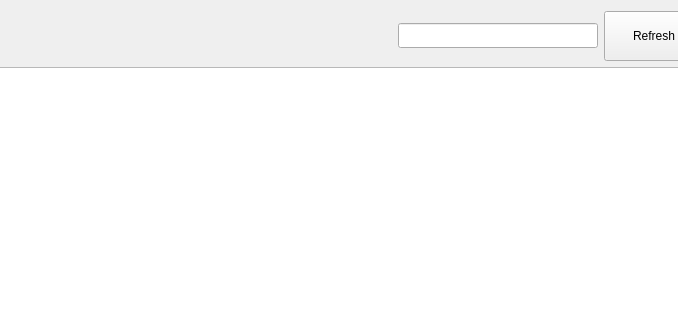
This is assets/ui/datasets.ui in jfnavarro/st_viewer as Qt 5 draws it before an edit; both pictures show x 190 to 868 and y 0 to 320 of the 1011 by 715 pixel window. The edited form follows.
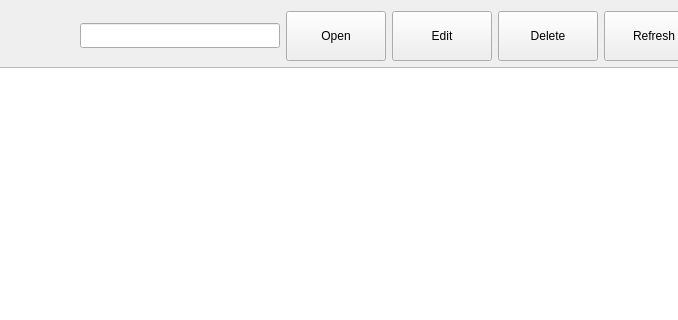
This is the edited form. Icons and pictures are not drawn. Custom widgets are drawn as their Qt base class.

Commit message: added extra options for datasets, working on fixing the rendering of genes

Diff of the .ui file:
```diff
--- a/assets/ui/datasets.ui
+++ b/assets/ui/datasets.ui
@@ -129,6 +129,84 @@
        </property>
       </widget>
      </item>
+     <item>
+      <widget class="QPushButton" name="openDataset">
+       <property name="minimumSize">
+        <size>
+         <width>100</width>
+         <height>50</height>
+        </size>
+       </property>
+       <property name="maximumSize">
+        <size>
+         <width>100</width>
+         <height>50</height>
+        </size>
+       </property>
+       <property name="statusTip">
+        <string>Open the selected dataset</string>
+       </property>
+       <property name="text">
+        <string>Open</string>
+       </property>
+       <property name="icon">
+        <iconset resource="../../../st_client-build/application.qrc">
+         <normaloff>:/images/images.png</normaloff>:/images/images.png</iconset>
+       </property>
+      </widget>
+     </item>
+     <item>
+      <widget class="QPushButton" name="editDataset">
+       <property name="minimumSize">
+        <size>
+         <width>100</width>
+         <height>50</height>
+        </size>
+       </property>
+       <property name="maximumSize">
+        <size>
+         <width>100</width>
+         <height>50</height>
+        </size>
+       </property>
+       <property name="toolTip">
+        <string>Edit the selected dataset</string>
+       </property>
+       <property name="text">
+        <string>Edit</string>
+       </property>
+       <property name="icon">
+        <iconset resource="../../../st_client-build/application.qrc">
+         <normaloff>:/images/edit_color.png</normaloff>:/images/edit_color.png</iconset>
+       </property>
+      </widget>
+     </item>
+     <item>
+      <widget class="QPushButton" name="deleteDataset">
+       <property name="minimumSize">
+        <size>
+         <width>100</width>
+         <height>50</height>
+        </size>
+       </property>
+       <property name="maximumSize">
+        <size>
+         <width>100</width>
+         <height>50</height>
+        </size>
+       </property>
+       <property name="toolTip">
+        <string>Delete the selected dataset</string>
+       </property>
+       <property name="text">
+        <string>Delete</string>
+       </property>
+       <property name="icon">
+        <iconset resource="../../../st_client-build/application.qrc">
+         <normaloff>:/images/abort.png</normaloff>:/images/abort.png</iconset>
+       </property>
+      </widget>
+     </item>
      <item>
       <widget class="QPushButton" name="refresh">
        <property name="minimumSize">
```
The commit also changes 31 other files.
